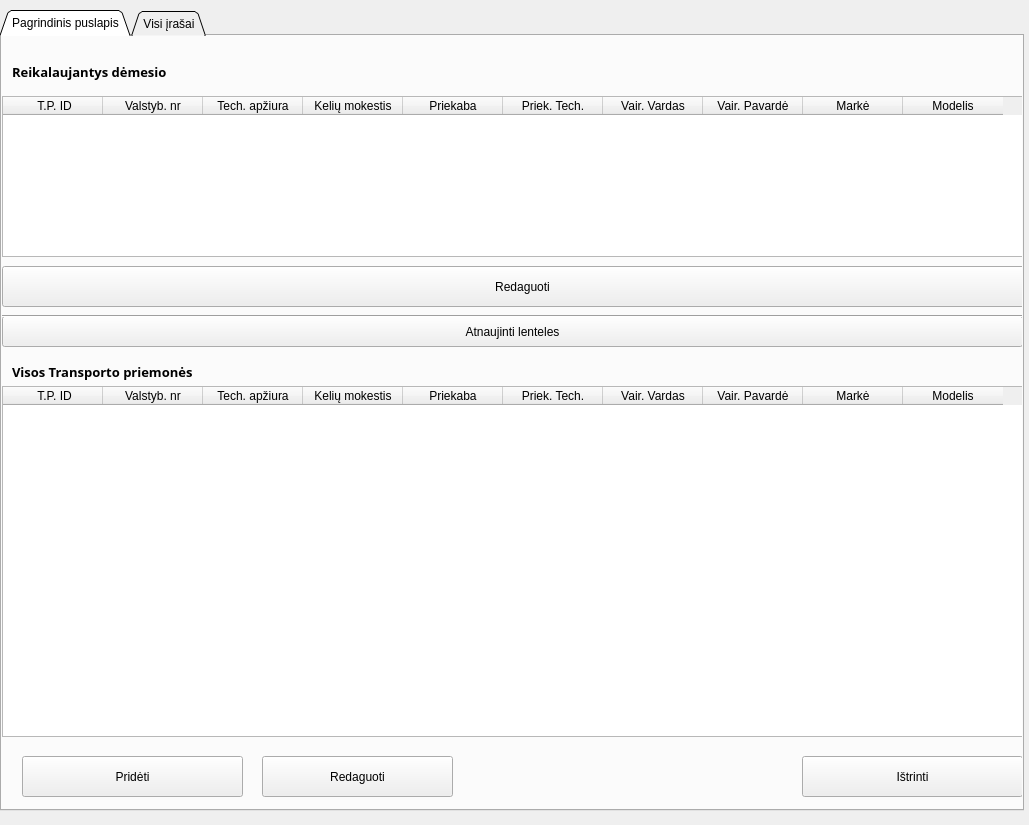
This is userinterfaces/pagrindinis.ui in GytisJarasiunas/baig_darbas as Qt 5 draws it before an edit. The edited form follows.
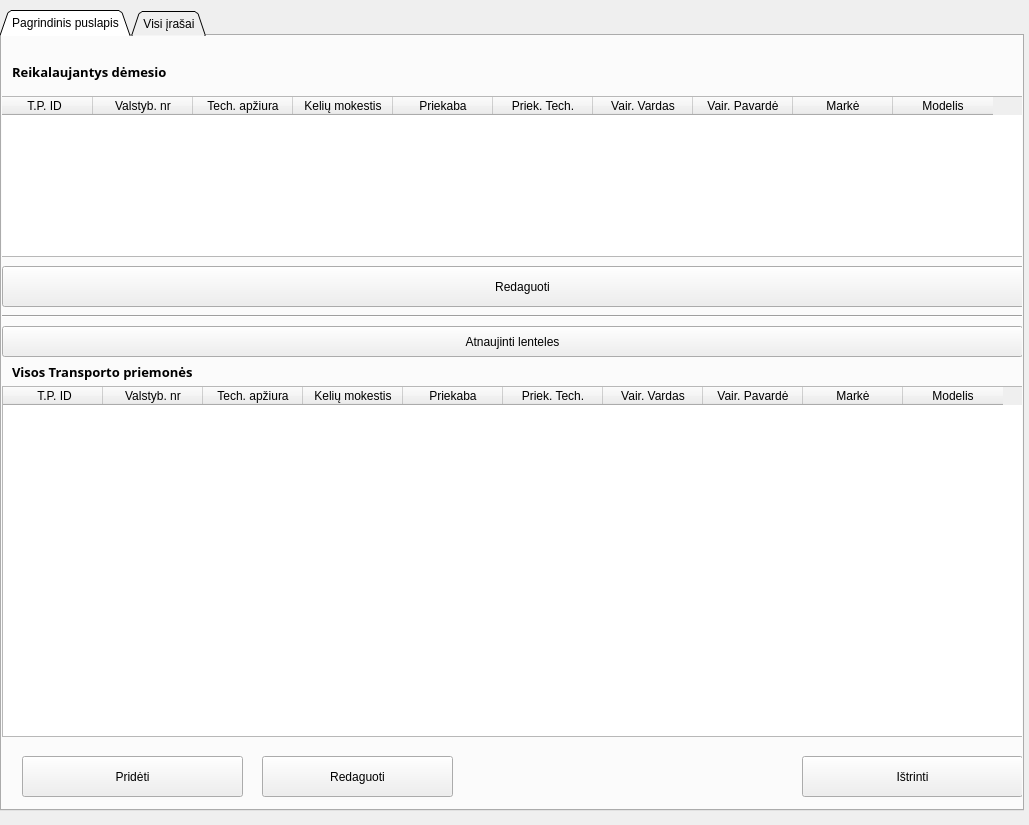
This is the edited form.

Patch:
```diff
--- a/userinterfaces/pagrindinis.ui
+++ b/userinterfaces/pagrindinis.ui
@@ -77,7 +77,7 @@
        <rect>
         <x>10</x>
         <y>20</y>
-        <width>201</width>
+        <width>991</width>
         <height>31</height>
        </rect>
       </property>
@@ -102,7 +102,7 @@
      <widget class="QTableWidget" name="reik_dem">
       <property name="geometry">
        <rect>
-        <x>0</x>
+        <x>-10</x>
         <y>60</y>
         <width>1041</width>
         <height>161</height>
@@ -236,7 +236,7 @@
       <property name="geometry">
        <rect>
         <x>0</x>
-        <y>280</y>
+        <y>290</y>
         <width>1021</width>
         <height>31</height>
        </rect>
@@ -262,7 +262,7 @@
        <rect>
         <x>10</x>
         <y>320</y>
-        <width>221</width>
+        <width>1011</width>
         <height>31</height>
        </rect>
       </property>
```
Left out of the diff: 8 changed lines with no effect on the pictures.
